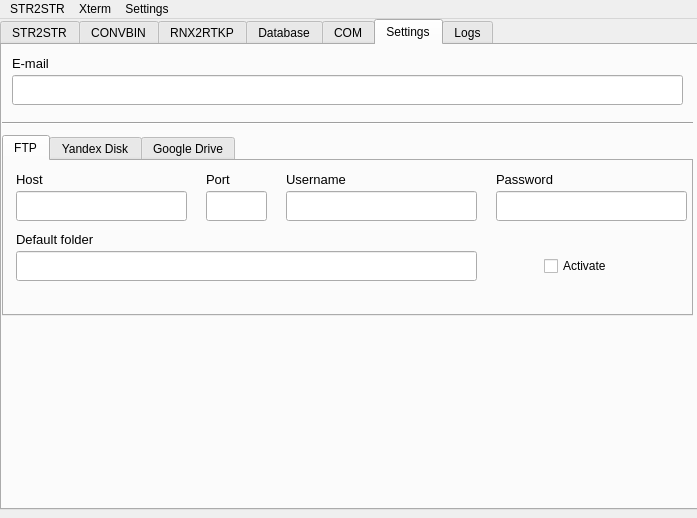
This is design.ui in DanielMamaev/MonCenter as Qt 5 draws it before an edit. The edited form follows.
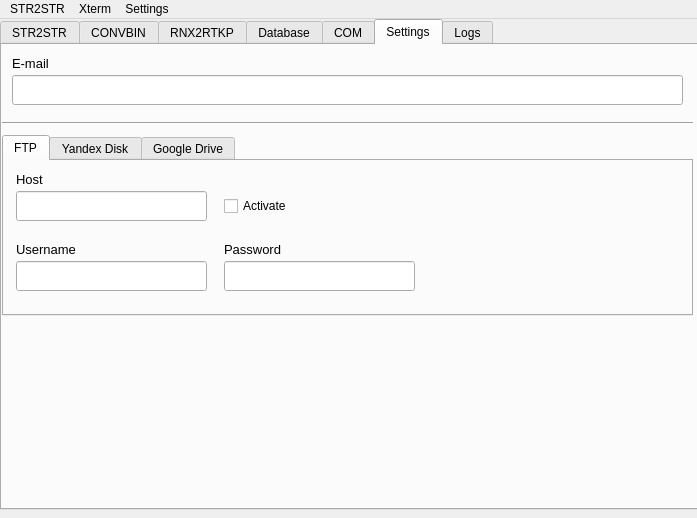
This is the edited form. The open tabs and pages were chosen to show the change. Icons and pictures are not drawn.

```diff
--- a/design.ui
+++ b/design.ui
@@ -5485,8 +5485,8 @@
        <widget class="QLabel" name="label_41">
         <property name="geometry">
          <rect>
-          <x>492</x>
-          <y>10</y>
+          <x>220</x>
+          <y>80</y>
           <width>191</width>
           <height>16</height>
          </rect>
@@ -5505,58 +5505,17 @@
          <rect>
           <x>12</x>
           <y>30</y>
-          <width>171</width>
+          <width>191</width>
           <height>30</height>
          </rect>
         </property>
        </widget>
-       <widget class="QLabel" name="label_42">
-        <property name="geometry">
-         <rect>
-          <x>12</x>
-          <y>70</y>
-          <width>241</width>
-          <height>16</height>
-         </rect>
-        </property>
-        <property name="font">
-         <font>
-          <pointsize>10</pointsize>
-         </font>
-        </property>
-        <property name="text">
-         <string>Default folder</string>
-        </property>
-       </widget>
-       <widget class="QCheckBox" name="checkBox_settings_ftp_autoconnect">
-        <property name="geometry">
-         <rect>
-          <x>540</x>
-          <y>90</y>
-          <width>131</width>
-          <height>30</height>
-         </rect>
-        </property>
-        <property name="text">
-         <string>Activate</string>
-        </property>
-       </widget>
        <widget class="QLineEdit" name="lineEdit_settings_ftp_username">
         <property name="geometry">
          <rect>
-          <x>282</x>
-          <y>30</y>
-          <width>191</width>
-          <height>30</height>
-         </rect>
-        </property>
-       </widget>
-       <widget class="QLineEdit" name="lineEdit_settings_ftp_folder">
-        <property name="geometry">
-         <rect>
           <x>12</x>
-          <y>90</y>
-          <width>461</width>
+          <y>100</y>
+          <width>191</width>
           <height>30</height>
          </rect>
         </property>
@@ -5564,8 +5523,8 @@
        <widget class="QLabel" name="label_40">
         <property name="geometry">
          <rect>
-          <x>282</x>
-          <y>10</y>
+          <x>12</x>
+          <y>80</y>
           <width>191</width>
           <height>16</height>
          </rect>
@@ -5579,44 +5538,29 @@
          <string>Username</string>
         </property>
        </widget>
-       <widget class="QLineEdit" name="lineEdit_settings_ftp_port">
-        <property name="geometry">
-         <rect>
-          <x>202</x>
-          <y>30</y>
-          <width>61</width>
-          <height>30</height>
-         </rect>
-        </property>
-       </widget>
-       <widget class="QLabel" name="label_43">
-        <property name="geometry">
-         <rect>
-          <x>202</x>
-          <y>10</y>
-          <width>41</width>
-          <height>16</height>
-         </rect>
-        </property>
-        <property name="font">
-         <font>
-          <pointsize>10</pointsize>
-         </font>
-        </property>
-        <property name="text">
-         <string>Port</string>
-        </property>
-       </widget>
        <widget class="QLineEdit" name="lineEdit_settings_ftp_password">
         <property name="geometry">
          <rect>
-          <x>492</x>
-          <y>30</y>
+          <x>220</x>
+          <y>100</y>
           <width>191</width>
           <height>30</height>
          </rect>
         </property>
        </widget>
+       <widget class="QCheckBox" name="checkBox_settings_ftp_autoconnect">
+        <property name="geometry">
+         <rect>
+          <x>220</x>
+          <y>30</y>
+          <width>141</width>
+          <height>30</height>
+         </rect>
+        </property>
+        <property name="text">
+         <string>Activate</string>
+        </property>
+       </widget>
       </widget>
       <widget class="QWidget" name="tab_yandex">
        <attribute name="title">
```
